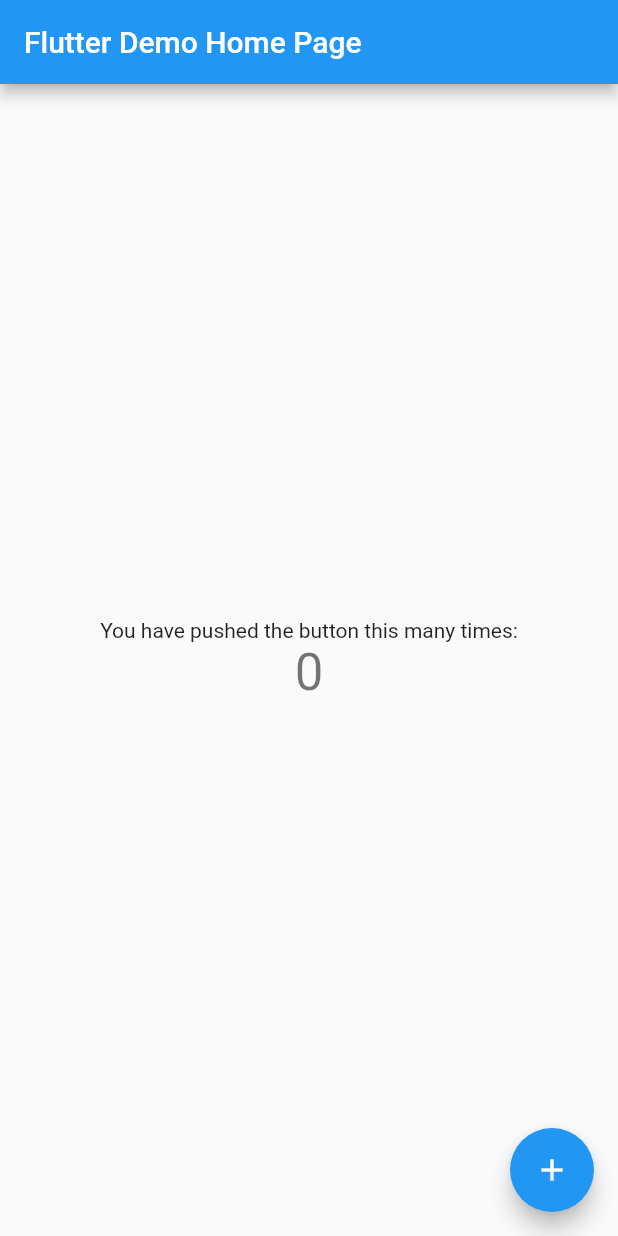
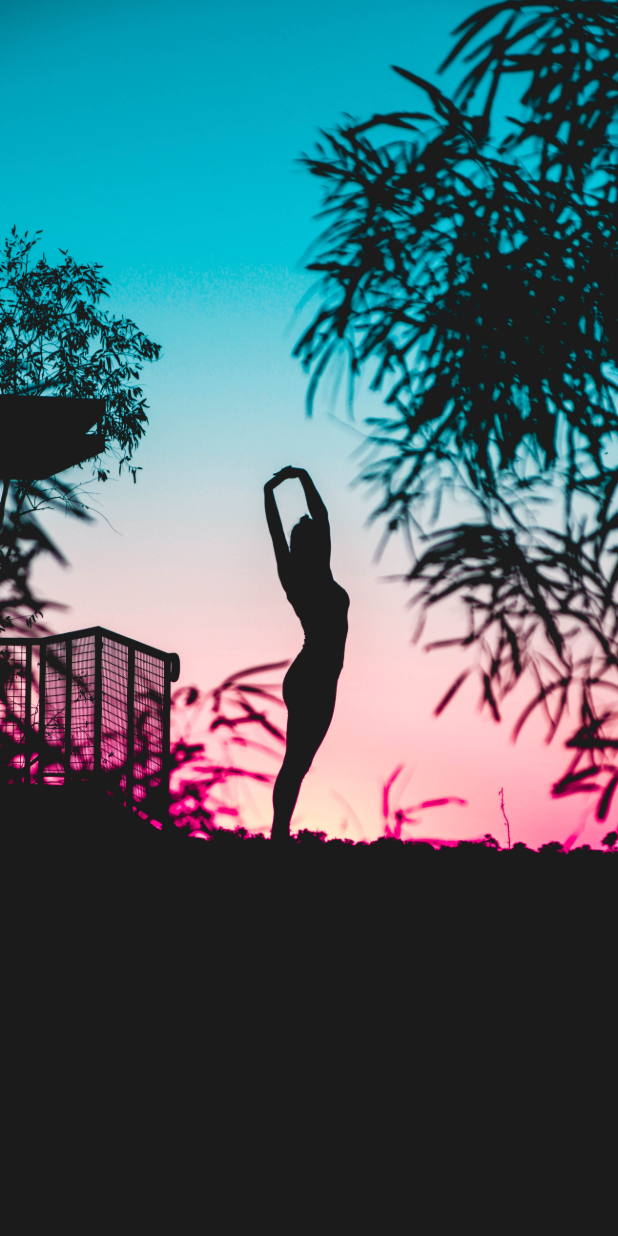
Before and after one commit to magdy-kamal-ok/bersama, a Flutter app: the screen it shows after launch, on a phone screen of 412 x 824 dp. Run offline on Flutter 3.47's test engine with Material 2 defaults, Android fonts, the phone set to English and light mode, and no system bars.

Commit message:
have background image working

```diff
--- a/lib/main.dart
+++ b/lib/main.dart
@@ -1,4 +1,5 @@
 import 'package:flutter/material.dart';
+import 'package:bersama/screens/home.dart';
 
 void main() => runApp(MyApp());
 
@@ -7,105 +8,8 @@ class MyApp extends StatelessWidget {
   @override
   Widget build(BuildContext context) {
     return MaterialApp(
-      title: 'Flutter Demo',
-      theme: ThemeData(
-        // This is the theme of your application.
-        //
-        // Try running your application with "flutter run". You'll see the
-        // application has a blue toolbar. Then, without quitting the app, try
-        // changing the primarySwatch below to Colors.green and then invoke
-        // "hot reload" (press "r" in the console where you ran "flutter run",
-        // or simply save your changes to "hot reload" in a Flutter IDE).
-        // Notice that the counter didn't reset back to zero; the application
-        // is not restarted.
-        primarySwatch: Colors.blue,
-      ),
-      home: MyHomePage(title: 'Flutter Demo Home Page'),
+      theme: ThemeData.dark(),
+      home: HomeScreen(),
     );
   }
 }
-
-class MyHomePage extends StatefulWidget {
-  MyHomePage({Key key, this.title}) : super(key: key);
-
-  // This widget is the home page of your application. It is stateful, meaning
-  // that it has a State object (defined below) that contains fields that affect
-  // how it looks.
-
-  // This class is the configuration for the state. It holds the values (in this
-  // case the title) provided by the parent (in this case the App widget) and
-  // used by the build method of the State. Fields in a Widget subclass are
-  // always marked "final".
-
-  final String title;
-
-  @override
-  _MyHomePageState createState() => _MyHomePageState();
-}
-
-class _MyHomePageState extends State<MyHomePage> {
-  int _counter = 0;
-
-  void _incrementCounter() {
-    setState(() {
-      // This call to setState tells the Flutter framework that something has
-      // changed in this State, which causes it to rerun the build method below
-      // so that the display can reflect the updated values. If we changed
-      // _counter without calling setState(), then the build method would not be
-      // called again, and so nothing would appear to happen.
-      _counter++;
-    });
-  }
-
-  @override
-  Widget build(BuildContext context) {
-    // This method is rerun every time setState is called, for instance as done
-    // by the _incrementCounter method above.
-    //
-    // The Flutter framework has been optimized to make rerunning build methods
-    // fast, so that you can just rebuild anything that needs updating rather
-    // than having to individually change instances of widgets.
-    return Scaffold(
-      appBar: AppBar(
-        // Here we take the value from the MyHomePage object that was created by
-        // the App.build method, and use it to set our appbar title.
-        title: Text(widget.title),
-      ),
-      body: Center(
-        // Center is a layout widget. It takes a single child and positions it
-        // in the middle of the parent.
-        child: Column(
-          // Column is also layout widget. It takes a list of children and
-          // arranges them vertically. By default, it sizes itself to fit its
-          // children horizontally, and tries to be as tall as its parent.
-          //
-          // Invoke "debug painting" (press "p" in the console, choose the
-          // "Toggle Debug Paint" action from the Flutter Inspector in Android
-          // Studio, or the "Toggle Debug Paint" command in Visual Studio Code)
-          // to see the wireframe for each widget.
-          //
-          // Column has various properties to control how it sizes itself and
-          // how it positions its children. Here we use mainAxisAlignment to
-          // center the children vertically; the main axis here is the vertical
-          // axis because Columns are vertical (the cross axis would be
-          // horizontal).
-          mainAxisAlignment: MainAxisAlignment.center,
-          children: <Widget>[
-            Text(
-              'You have pushed the button this many times:',
-            ),
-            Text(
-              '$_counter',
-              style: Theme.of(context).textTheme.display1,
-            ),
-          ],
-        ),
-      ),
-      floatingActionButton: FloatingActionButton(
-        onPressed: _incrementCounter,
-        tooltip: 'Increment',
-        child: Icon(Icons.add),
-      ), // This trailing comma makes auto-formatting nicer for build methods.
-    );
-  }
-}
--- /dev/null
+++ b/lib/screens/home.dart
@@ -0,0 +1,23 @@
+import 'package:flutter/material.dart';
+
+class HomeScreen extends StatefulWidget {
+  @override
+  _HomeScreenState createState() => _HomeScreenState();
+}
+
+class _HomeScreenState extends State<HomeScreen> {
+  @override
+  Widget build(BuildContext context) {
+    return Scaffold(
+      body: Container(
+        decoration: BoxDecoration(
+          image: DecorationImage(
+            image: AssetImage("assets/background_home.jpg"),
+            fit: BoxFit.cover,
+          ),
+        ),
+        child: null /* add child content here */,
+      ),
+    );
+  }
+}
```
Also changed, not shown: pubspec.yaml (+2 -53 lines), assets/background_home.jpg (added), 3 other files.
